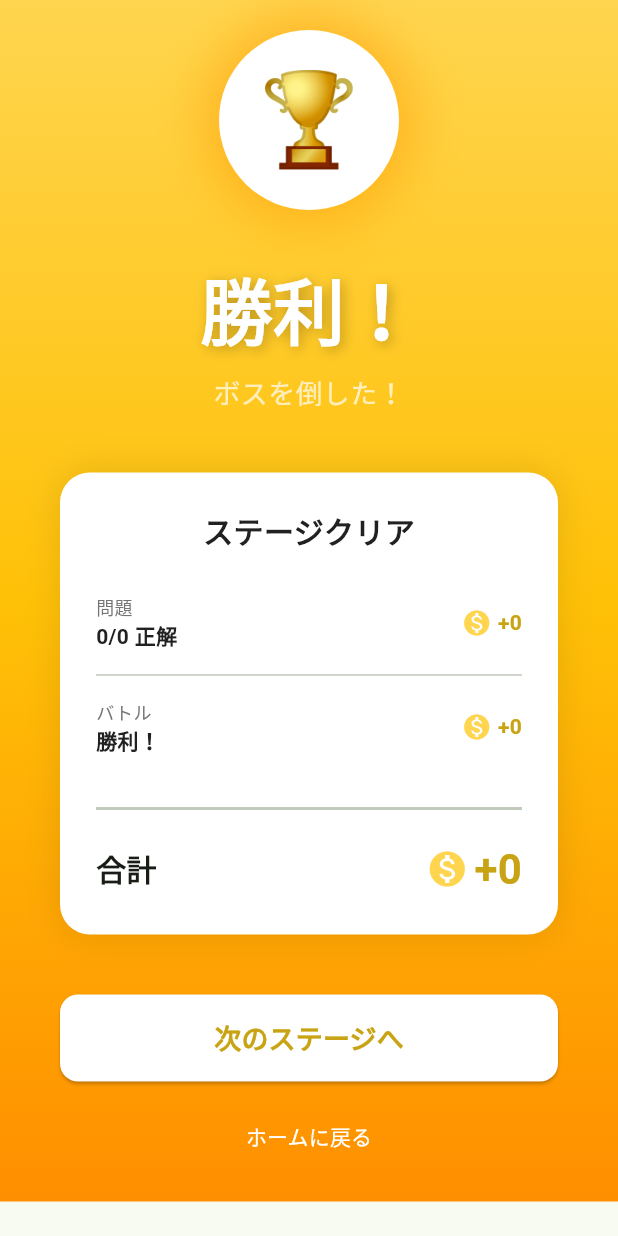
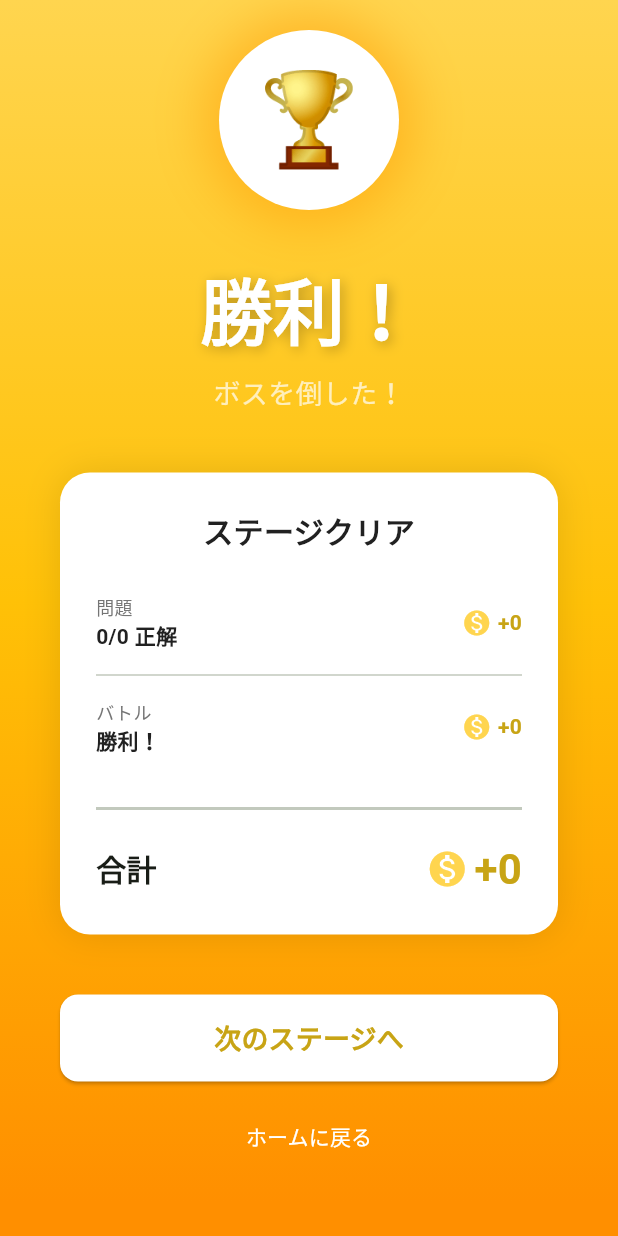
Before and after one commit to leohoo/kanjinomori, a Flutter app: the VictoryScreen screen opened directly, on a phone screen of 412 x 824 dp. Run offline on Flutter 3.47's test engine with Material 3 defaults, Android fonts, the phone set to English and light mode, and no system bars; our stand-ins replace flutter_riverpod, hive, hive_flutter; missing offline and left inert: flame; accounts and stored records are empty.

Commit message:
fix: Set Scaffold background color to fix white stripe on victory screen
The SafeArea doesn't cover the bottom home indicator area, causing
the default white Scaffold background to show through.

🤖 Generated with [Claude Code](https://claude.com/claude-code)

Co-Authored-By: Claude Opus 4.5 <noreply@anthropic.com>

```diff
--- a/lib/screens/result_screen.dart
+++ b/lib/screens/result_screen.dart
@@ -20,6 +20,7 @@ class VictoryScreen extends ConsumerWidget {
     final isPerfect = progress?.isPerfect ?? false;
 
     return Scaffold(
+      backgroundColor: const Color(0xFFFF8F00),
       body: Container(
         decoration: const BoxDecoration(
           gradient: LinearGradient(
```
